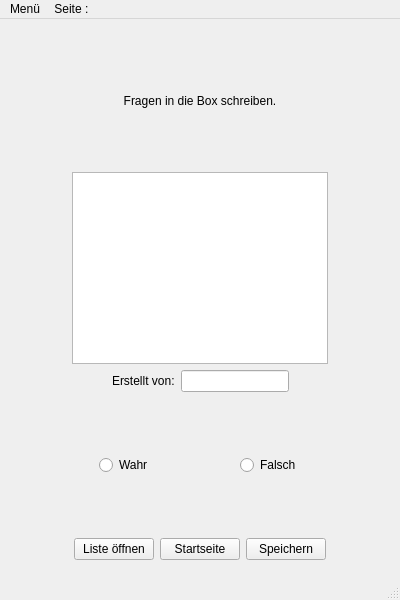
This is devLernapp/lernapp.ui in sterniR/LernApp as Qt 5 draws it before an edit. The edited form follows.
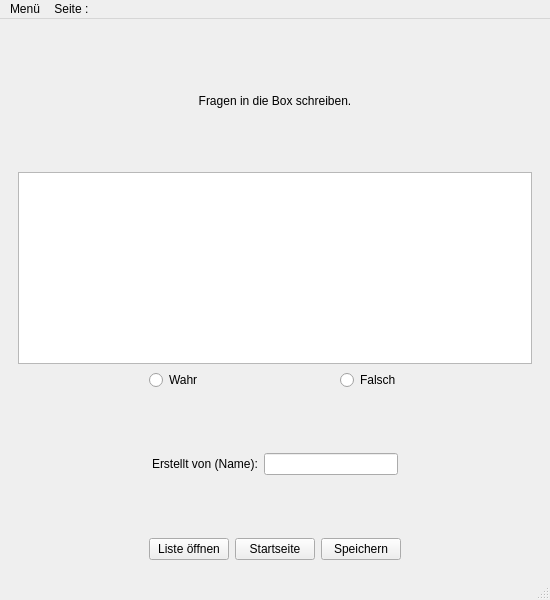
This is the edited form. The open tabs and pages were chosen to show the change.

Commit message: new table view added

What changed in the file:
```diff
--- a/devLernapp/lernapp.ui
+++ b/devLernapp/lernapp.ui
@@ -6,7 +6,7 @@
    <rect>
     <x>0</x>
     <y>0</y>
-    <width>400</width>
+    <width>550</width>
     <height>600</height>
    </rect>
   </property>
@@ -256,90 +256,11 @@
           </item>
           <item>
            <layout class="QHBoxLayout" name="horizontalLayout_9">
-            <item>
-             <spacer name="horizontalSpacer_17">
-              <property name="orientation">
-               <enum>Qt::Orientation::Horizontal</enum>
-              </property>
-              <property name="sizeHint" stdset="0">
-               <size>
-                <width>40</width>
-                <height>20</height>
-               </size>
-              </property>
-             </spacer>
-            </item>
             <item>
              <widget class="QTextEdit" name="textEdit2_1"/>
             </item>
-            <item>
-             <spacer name="horizontalSpacer_16">
-              <property name="orientation">
-               <enum>Qt::Orientation::Horizontal</enum>
-              </property>
-              <property name="sizeHint" stdset="0">
-               <size>
-                <width>40</width>
-                <height>20</height>
-               </size>
-              </property>
-             </spacer>
-            </item>
            </layout>
           </item>
-          <item>
-           <layout class="QHBoxLayout" name="horizontalLayout_5">
-            <item>
-             <spacer name="horizontalSpacer_13">
-              <property name="orientation">
-               <enum>Qt::Orientation::Horizontal</enum>
-              </property>
-              <property name="sizeHint" stdset="0">
-               <size>
-                <width>40</width>
-                <height>20</height>
-               </size>
-              </property>
-             </spacer>
-            </item>
-            <item>
-             <widget class="QLabel" name="label2_2">
-              <property name="text">
-               <string>Erstellt von:</string>
-              </property>
-             </widget>
-            </item>
-            <item>
-             <widget class="QLineEdit" name="lineEdit2_1"/>
-            </item>
-            <item>
-             <spacer name="horizontalSpacer_12">
-              <property name="orientation">
-               <enum>Qt::Orientation::Horizontal</enum>
-              </property>
-              <property name="sizeHint" stdset="0">
-               <size>
-                <width>40</width>
-                <height>20</height>
-               </size>
-              </property>
-             </spacer>
-            </item>
-           </layout>
-          </item>
-          <item>
-           <spacer name="verticalSpacer_8">
-            <property name="orientation">
-             <enum>Qt::Orientation::Vertical</enum>
-            </property>
-            <property name="sizeHint" stdset="0">
-             <size>
-              <width>20</width>
-              <height>40</height>
-             </size>
-            </property>
-           </spacer>
-          </item>
           <item>
            <layout class="QHBoxLayout" name="horizontalLayout">
             <item>
@@ -397,6 +318,59 @@
             </item>
            </layout>
           </item>
+          <item>
+           <spacer name="verticalSpacer_8">
+            <property name="orientation">
+             <enum>Qt::Orientation::Vertical</enum>
+            </property>
+            <property name="sizeHint" stdset="0">
+             <size>
+              <width>20</width>
+              <height>40</height>
+             </size>
+            </property>
+           </spacer>
+          </item>
+          <item>
+           <layout class="QHBoxLayout" name="horizontalLayout_5">
+            <item>
+             <spacer name="horizontalSpacer_13">
+              <property name="orientation">
+               <enum>Qt::Orientation::Horizontal</enum>
+              </property>
+              <property name="sizeHint" stdset="0">
+               <size>
+                <width>40</width>
+                <height>20</height>
+               </size>
+              </property>
+             </spacer>
+            </item>
+            <item>
+             <widget class="QLabel" name="label2_2">
+              <property name="text">
+               <string>Erstellt von (Name):</string>
+              </property>
+             </widget>
+            </item>
+            <item>
+             <widget class="QLineEdit" name="lineEdit2_1"/>
+            </item>
+            <item>
+             <spacer name="horizontalSpacer_12">
+              <property name="orientation">
+               <enum>Qt::Orientation::Horizontal</enum>
+              </property>
+              <property name="sizeHint" stdset="0">
+               <size>
+                <width>40</width>
+                <height>20</height>
+               </size>
+              </property>
+             </spacer>
+            </item>
+           </layout>
+          </item>
           <item>
            <spacer name="verticalSpacer_9">
             <property name="orientation">
@@ -710,7 +684,7 @@
     <rect>
      <x>0</x>
      <y>0</y>
-     <width>400</width>
+     <width>550</width>
      <height>22</height>
     </rect>
    </property>
```
Left out of the diff: 56 changed lines with no effect on the pictures. The commit also changes 2 other files.
